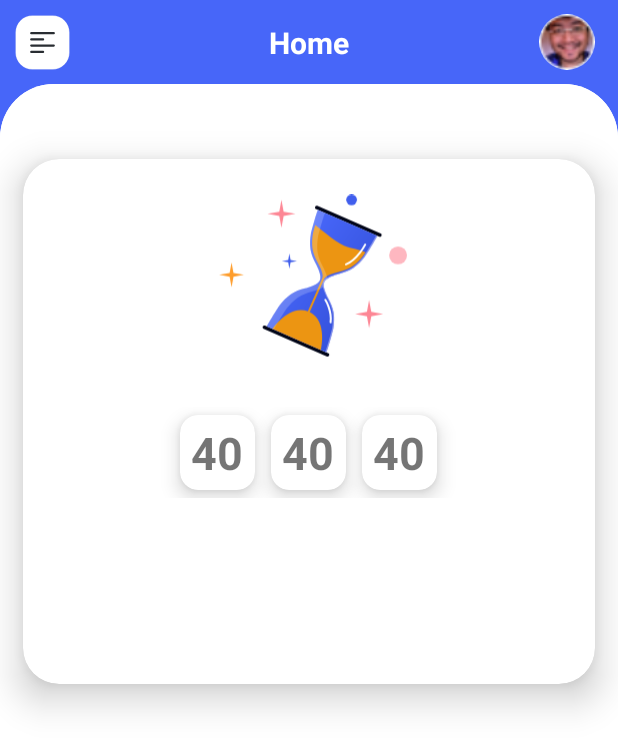
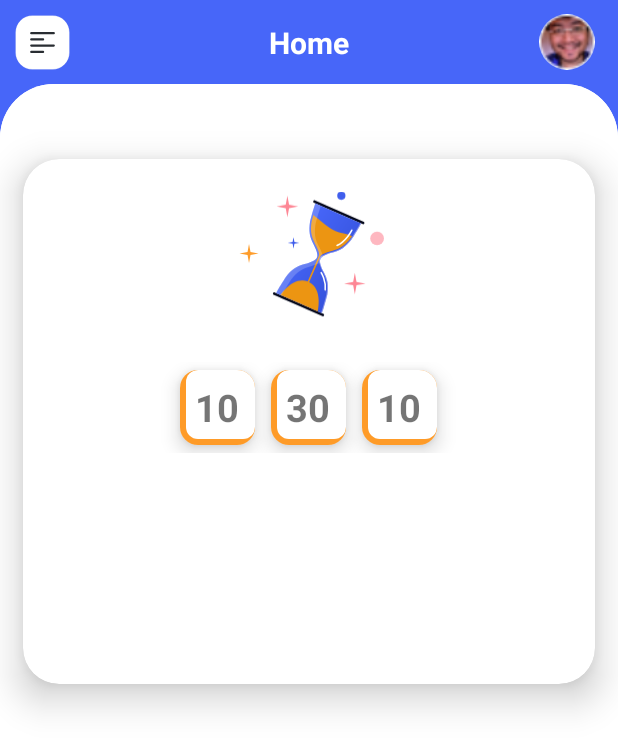
Before and after one commit to shubsharma007/Staffin-Employees-1, an Android app: the MainFragment screen opened directly, with no data from a screen before it, on a phone screen of 412 x 824 dp. Shown: the top 749 px of the screen. Run offline under Robolectric (Android 15) with nearby library versions, the phone set to English and light mode, and no system bars; our stand-ins replace CircleImageView; libraries missing offline, so code that uses them is left out: de.hdodenhof.circleimageview.

Commit message:
digital clock

```diff
--- a/app/src/main/java/com/example/staffinemployees/Fragment/MainFragment.java
+++ b/app/src/main/java/com/example/staffinemployees/Fragment/MainFragment.java
@@ -4,6 +4,7 @@ import android.os.Bundle;
 
 import androidx.fragment.app.Fragment;
 
+import android.os.Handler;
 import android.view.LayoutInflater;
 import android.view.View;
 import android.view.ViewGroup;
@@ -11,16 +12,62 @@ import android.view.ViewGroup;
 import com.example.staffinemployees.R;
 import com.example.staffinemployees.databinding.FragmentMainBinding;
 
+import java.text.SimpleDateFormat;
+import java.time.LocalDateTime;
+import java.util.Date;
+
 
 public class MainFragment extends Fragment {
 
     FragmentMainBinding binding;
 
-    @Override
-    public View onCreateView(LayoutInflater inflater, ViewGroup container,
-                             Bundle savedInstanceState) {
+    int year,month,day,minute,second,hour;
+
+        @Override
+        public View onCreateView (LayoutInflater inflater, ViewGroup container,
+            Bundle savedInstanceState){
         binding = FragmentMainBinding.inflate(inflater, container, false);
+
+
+            setDigitalClock();
+
+
         return binding.getRoot();
 
+
     }
-}
+
+        private void setDigitalClock () {
+        final Handler hander = new Handler();
+        new Thread(new Runnable() {
+            @Override
+            public void run() {
+                try {
+                    Thread.sleep(550);
+                } catch (InterruptedException e) {
+                    e.printStackTrace();
+                }
+                hander.post(new Runnable() {
+                    @Override
+                    public void run() {
+                        Date date = new Date();
+                        // set time
+                        LocalDateTime now = null;
+                        if (android.os.Build.VERSION.SDK_INT >= android.os.Build.VERSION_CODES.O) {
+                            now = LocalDateTime.now();
+                            hour = now.getHour();
+                            minute  = now.getMinute();
+                            second = now.getSecond();
+                        }
+                        binding.hourTv.setText(String.format("%02d", hour));
+                        binding.minTv.setText(String.format("%02d", minute));
+                        binding.secTv.setText(String.format("%02d", second));
+
+                        setDigitalClock();
+                    }
+                });
+            }
+        }).start();
+    }
+
+    }
--- /dev/null
+++ b/app/src/main/res/drawable/digital_clock_bg.xml
@@ -0,0 +1,18 @@
+<?xml version="1.0" encoding="utf-8"?>
+<layer-list xmlns:android="http://schemas.android.com/apk/res/android">
+
+    <item >
+        <shape android:shape="rectangle">
+            <solid android:color="@color/yellow" />
+            <corners android:radius="8dp"/>
+        </shape>
+    </item>
+
+    <item android:bottom="4dp"
+        android:left="4dp">
+        <shape android:shape="rectangle">
+            <solid android:color="@color/white" />
+            <corners android:radius="8dp" />
+        </shape>
+    </item>
+</layer-list>
--- a/app/src/main/res/layout/fragment_main.xml
+++ b/app/src/main/res/layout/fragment_main.xml
@@ -24,8 +24,8 @@
 
             <ImageView
                 android:id="@+id/damru"
-                android:layout_width="130dp"
-                android:layout_height="130dp"
+                android:layout_width="100dp"
+                android:layout_height="100dp"
                 android:layout_marginTop="15dp"
                 android:src="@drawable/img_damru"
                 app:layout_constraintEnd_toEndOf="parent"
@@ -49,15 +49,46 @@
                     android:layout_height="50dp"
                     app:cardCornerRadius="12dp"
                     android:layout_margin="5dp"
+
+                    app:cardElevation="8dp">
+
+
+
+                        <TextView
+                            android:id="@+id/hourTv"
+                            android:layout_width="match_parent"
+                            android:layout_height="match_parent"
+                            android:gravity="center"
+                            android:text="00"
+                            android:background="@drawable/digital_clock_bg"
+
+                            app:layout_constraintTop_toTopOf="parent"
+                            app:layout_constraintBottom_toBottomOf="parent"
+                            app:layout_constraintStart_toStartOf="parent"
+                            app:layout_constraintEnd_toEndOf="parent"
+                            android:textAlignment="center"
+                            android:textSize="25sp"
+                            android:textStyle="bold" />
+
+                </androidx.cardview.widget.CardView>
+
+                <androidx.cardview.widget.CardView
+                    android:layout_width="50dp"
+                    android:layout_height="50dp"
+                    app:cardCornerRadius="12dp"
+                    android:layout_margin="5dp"
                     app:cardElevation="8dp">
 
                     <TextView
+                        android:id="@+id/minTv"
+
                         android:layout_width="match_parent"
                         android:layout_height="match_parent"
                         android:gravity="center"
-                        android:text="40"
+                        android:text="00"
+                        android:background="@drawable/digital_clock_bg"
                         android:textAlignment="center"
-                        android:textSize="30sp"
+                        android:textSize="25sp"
                         android:textStyle="bold" />
                 </androidx.cardview.widget.CardView>
 
@@ -69,29 +100,14 @@
                     app:cardElevation="8dp">
 
                     <TextView
+                        android:id="@+id/secTv"
                         android:layout_width="match_parent"
                         android:layout_height="match_parent"
                         android:gravity="center"
-                        android:text="40"
+                        android:text="00"
+                        android:background="@drawable/digital_clock_bg"
                         android:textAlignment="center"
-                        android:textSize="30sp"
-                        android:textStyle="bold" />
-                </androidx.cardview.widget.CardView>
-
-                <androidx.cardview.widget.CardView
-                    android:layout_width="50dp"
-                    android:layout_height="50dp"
-                    app:cardCornerRadius="12dp"
-                    android:layout_margin="5dp"
-                    app:cardElevation="8dp">
-
-                    <TextView
-                        android:layout_width="match_parent"
-                        android:layout_height="match_parent"
-                        android:gravity="center"
-                        android:text="40"
-                        android:textAlignment="center"
-                        android:textSize="30sp"
+                        android:textSize="25sp"
                         android:textStyle="bold" />
                 </androidx.cardview.widget.CardView>
 
```
